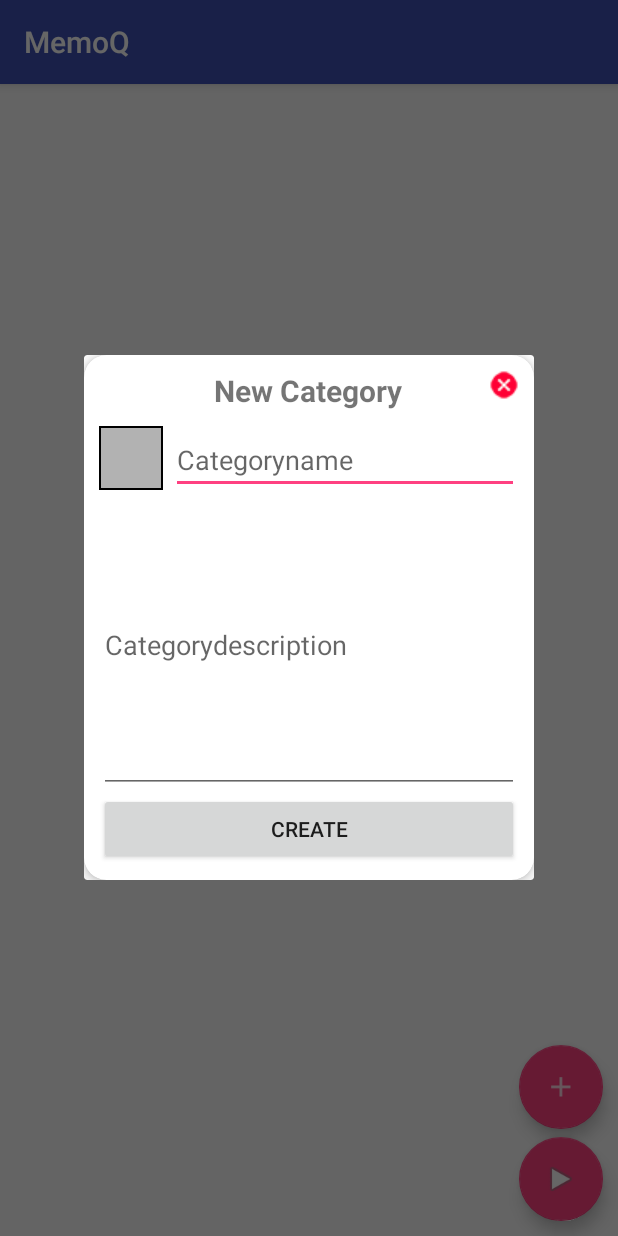
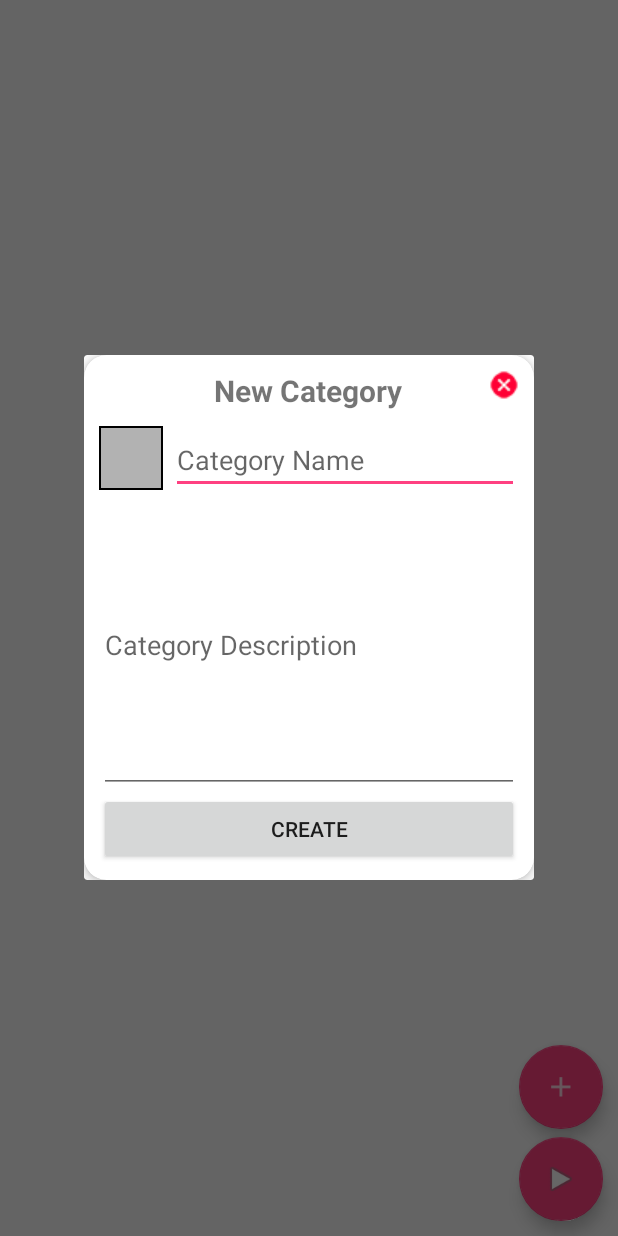
Before and after one commit to Cleavn/Memorize, an Android app: the screen it shows after launch (MainActivity), after a tap on an icon or button, on a phone screen of 412 x 824 dp. Run offline under Robolectric (Android 15) with nearby library versions, the phone set to English and light mode, and no system bars; libraries missing offline, so code that uses them is left out: com.baoyz.swipemenulistview; plain views replace SwipeMenuListView; 6 statements that could not run were skipped.

Commit message:
MemoQ: Surface

```diff
--- a/app/src/main/java/cleavn/memorize/ActivitiesAndFragments/MainActivity.java
+++ b/app/src/main/java/cleavn/memorize/ActivitiesAndFragments/MainActivity.java
@@ -9,7 +9,6 @@ import android.graphics.drawable.ColorDrawable;
 import android.os.Bundle;
 import android.support.design.widget.FloatingActionButton;
 import android.support.v7.app.AppCompatActivity;
-import android.util.Log;
 import android.view.View;
 import android.widget.AdapterView;
 import android.widget.Button;
@@ -50,9 +49,9 @@ public class MainActivity extends AppCompatActivity {
         super.onCreate(savedInstanceState);
         setContentView(R.layout.activity_main);
 
-        listView = findViewById(R.id.itemListView);
-        FloatingActionButton fabAdd = findViewById(R.id.fabAdd);
-        FloatingActionButton fabPlay = findViewById(R.id.fabPlay);
+        listView = (SwipeMenuListView) findViewById(R.id.itemListView);
+        FloatingActionButton fabAdd = (FloatingActionButton) findViewById(R.id.fabAdd);
+        FloatingActionButton fabPlay = (FloatingActionButton) findViewById(R.id.fabPlay);
 
         //TODO: Change Toolbartitle according to where you are
 
@@ -90,7 +89,6 @@ public class MainActivity extends AppCompatActivity {
         listView.setOnMenuItemClickListener(new SwipeMenuListView.OnMenuItemClickListener() {
             @Override
             public boolean onMenuItemClick(int position, SwipeMenu menu, int index) {
-                Log.d("POSITION", "onMenuItemClick: " + position);
                 switch (index){
                     case 0:
                         showEditDialog(position);
@@ -130,6 +128,7 @@ public class MainActivity extends AppCompatActivity {
     public void showAddDialog(){
         addDialog = new Dialog(this);
         addDialog.setContentView(R.layout.dialog_category);
+
         categoryDialogCloseBtn = addDialog.findViewById(R.id.categoryDialogCloseCardButton);
         categoryColorView = addDialog.findViewById(R.id.categoryColorView);
         categoryDialogName = addDialog.findViewById(R.id.categoryDialogName);
@@ -143,7 +142,7 @@ public class MainActivity extends AppCompatActivity {
             }
         });
 
-        //TODO: custom spinner for categorycolor
+        //TODO: custom colorpicker for categorycolor
 
         // Adds newly created category in db and refreshes the listview by calling getCategoryEntries()
         categoryDialogBtn.setOnClickListener(new View.OnClickListener(){
@@ -166,6 +165,7 @@ public class MainActivity extends AppCompatActivity {
     public void showEditDialog(final int position){
         editDialog = new Dialog(this);
         editDialog.setContentView(R.layout.dialog_category);
+
         categoryDialogCloseBtn = editDialog.findViewById(R.id.categoryDialogCloseCardButton);
         categoryColorView = editDialog.findViewById(R.id.categoryColorView);
         categoryDialogName = editDialog.findViewById(R.id.categoryDialogName);
@@ -194,7 +194,7 @@ public class MainActivity extends AppCompatActivity {
             public void onClick(View v) {
                 MyDbAdapter dbAdapter = new MyDbAdapter(MainActivity.this);
                 dbAdapter.open();
-                dbAdapter.updateCategory(categories.get(position).getId(), categoryDialogName.getText().toString(), categoryDialogDescr.getText().toString(), categoryColorView.getDrawingCacheBackgroundColor());
+                dbAdapter.updateCategory(categories.get(position).getId(), categoryDialogName.getText().toString(), categoryDialogDescr.getText().toString(), ((ColorDrawable) categoryColorView.getBackground()).getColor());
                 dbAdapter.close();
 
                 Toast.makeText(getApplicationContext(), "Category " + categoryDialogName.getText().toString() + " updated", Toast.LENGTH_SHORT).show();
@@ -205,7 +205,7 @@ public class MainActivity extends AppCompatActivity {
         editDialog.show();
     }
 
-    public void showDeleteDialog(final int categoryId, String categoryName){
+    public void showDeleteDialog(final int categoryId, final String categoryName){
         AlertDialog.Builder builder = new AlertDialog.Builder(MainActivity.this);
         builder.setTitle(R.string.delete_category_title);
         builder.setMessage("Do you really want to delete this Category: " + categoryName);
@@ -223,6 +223,7 @@ public class MainActivity extends AppCompatActivity {
                 dbAdapter.deleteCategory(categoryId);
                 dbAdapter.close();
 
+                Toast.makeText(getApplicationContext(), "Category " + categoryName + " deleted", Toast.LENGTH_SHORT).show();
                 getCategoryEntries();
                 dialog.dismiss();
             }
@@ -241,7 +242,7 @@ public class MainActivity extends AppCompatActivity {
                         getApplicationContext());
                 editItem.setBackground(new ColorDrawable(Color.rgb(0xC9, 0xC9,
                         0xCE)));
-                editItem.setWidth(170);
+                editItem.setWidth(200);
                 editItem.setTitle("Edit");
                 editItem.setTitleSize(18);
                 editItem.setTitleColor(Color.WHITE);
@@ -252,7 +253,7 @@ public class MainActivity extends AppCompatActivity {
                         getApplicationContext());
                 deleteItem.setBackground(new ColorDrawable(Color.rgb(0xF9,
                         0x3F, 0x25)));
-                deleteItem.setWidth(170);
+                deleteItem.setWidth(200);
                 deleteItem.setIcon(R.drawable.ic_delete);
                 menu.addMenuItem(deleteItem);
             }
--- a/app/src/main/java/cleavn/memorize/AdapterAndListener/MyDbAdapter.java
+++ b/app/src/main/java/cleavn/memorize/AdapterAndListener/MyDbAdapter.java
@@ -102,7 +102,6 @@ public class MyDbAdapter {
         return new Category(cursor.getInt(0), cursor.getString(1), cursor.getString(2), cursor.getInt(3));
     }
 
-    //TODO addcard, deletecard
     public Card createCard(Card card) {
         ContentValues values = new ContentValues();
         values.put(COLUMN_CARDQUESTION, card.getQuestion());
--- a/app/src/main/res/layout/activity_main.xml
+++ b/app/src/main/res/layout/activity_main.xml
@@ -1,9 +1,9 @@
 <?xml version="1.0" encoding="utf-8"?>
-<android.widget.RelativeLayout
-    xmlns:android="http://schemas.android.com/apk/res/android"
+<RelativeLayout xmlns:android="http://schemas.android.com/apk/res/android"
     xmlns:tools="http://schemas.android.com/tools"
     android:layout_width="match_parent"
     android:layout_height="match_parent"
+    xmlns:app="http://schemas.android.com/apk/res-auto"
     tools:context=".ActivitiesAndFragments.MainActivity">
 
     <com.baoyz.swipemenulistview.SwipeMenuListView
@@ -23,7 +23,8 @@
         android:layout_width="wrap_content"
         android:layout_height="wrap_content"
         android:layout_above="@+id/fabPlay"
-        android:layout_alignStart="@+id/fabPlay"
+        android:layout_alignParentEnd="true"
+        android:layout_marginEnd="10dp"
         android:layout_marginBottom="5dp"
         android:src="@drawable/ic_add" />
 
@@ -36,5 +37,4 @@
         android:layout_marginEnd="10dp"
         android:layout_marginBottom="10dp"
         android:src="@android:drawable/ic_media_play" />
-
-</android.widget.RelativeLayout>
+</RelativeLayout>
--- a/app/src/main/res/layout/category_item.xml
+++ b/app/src/main/res/layout/category_item.xml
@@ -13,6 +13,7 @@
         android:layout_centerInParent="true"
         android:layout_width="wrap_content"
         android:layout_height="wrap_content"
+        android:layout_margin="2dp"
         android:background="@drawable/my_border">
 
         <View
@@ -38,7 +39,7 @@
             android:layout_width="wrap_content"
             android:layout_height="wrap_content"
             android:textSize="20sp"
-            android:text="@string/categoryname"
+            android:text="@string/categoryname_placeholder"
             android:textColor="#000000"/>
 
         <TextView
@@ -47,6 +48,6 @@
             android:layout_height="wrap_content"
             android:layout_marginTop="-3dp"
             android:textSize="15sp"
-            android:text="@string/categorydescr" />
+            android:text="@string/categorydescr_placegolder" />
     </LinearLayout>
 </RelativeLayout>
--- a/app/src/main/res/layout/dialog_category.xml
+++ b/app/src/main/res/layout/dialog_category.xml
@@ -46,7 +46,7 @@
                 android:layout_alignParentStart="true"
                 android:layout_below="@+id/categoryDialogTitle"
                 android:layout_marginTop="10dp"
-                android:background="@drawable/my_border">
+                android:background="@drawable/my_border" >
 
                 <View
                     android:id="@+id/categoryColorView"
@@ -65,7 +65,7 @@
                 android:layout_alignTop="@+id/categoryDialogColor"
                 android:layout_toEndOf="@+id/categoryDialogColor"
                 android:layout_marginStart="5dp"
-                android:hint="@string/categoryname" />
+                android:hint="@string/categoryname_placeholder" />
 
             <EditText
                 android:id="@+id/categoryDialogDescr"
@@ -75,7 +75,7 @@
                 android:layout_below="@+id/categoryDialogColor"
                 android:layout_above="@+id/categoryDialogBtn"
                 android:layout_marginTop="5dp"
-                android:hint="@string/categorydescr"/>
+                android:hint="@string/categorydescr_placegolder"/>
 
             <Button
                 android:id="@+id/categoryDialogBtn"
--- a/app/src/main/res/values/strings.xml
+++ b/app/src/main/res/values/strings.xml
@@ -1,17 +1,23 @@
 <resources>
     <string name="app_name">MemoQ</string>
-    <string name="categorydescr">Categorydescription</string>
-    <string name="categoryname">Categoryname</string>
     <string name="StartMemoQ">Start MemoQ</string>
-    <string name="cardname">Cardname</string>
-    <string name="cardquestion">Question</string>
-    <string name="cardanswer">Answer</string>
-    <string name="qaText">QA-Text</string>
-    <string name="hello_blank_fragment">Hello blank fragment</string>
+
+    <!-- General strings -->
+    <string name="create">Create</string>
+    <string name="edit">Edit</string>
+
+    <!-- Category strings -->
+    <string name="categoryname_placeholder">Category Name</string>
+    <string name="categorydescr_placegolder">Category Description</string>
     <string name="category_dialog_title_new">New Category</string>
     <string name="category_dialog_title_edit">Edit Category</string>
+    <string name="delete_category_title">Delete Category</string>
+
+    <!-- Card strings -->
+    <string name="cardquestion_placeholder">Card Question</string>
+    <string name="cardanswer_placeholder">Card Answer</string>
+    <string name="qaText">QA-Text</string>
     <string name="card_dialog_titel_new">New Card</string>
-    <string name="create">Create</string>
-    <string name="edit">Edit</string>
-    <string name="delete_category_title">Delete Category</string>
+    <string name="card_dialog_title_edit">Edit Card</string>
+    <string name="delete_card_title">Delete Card</string>
 </resources>
--- a/app/src/main/res/values/styles.xml
+++ b/app/src/main/res/values/styles.xml
@@ -1,7 +1,7 @@
 <resources>
 
     <!-- Base application theme. -->
-    <style name="AppTheme" parent="Theme.AppCompat.Light.DarkActionBar">
+    <style name="AppTheme" parent="Theme.AppCompat.Light.NoActionBar">
         <!-- Customize your theme here. -->
         <item name="colorPrimary">@color/colorPrimary</item>
         <item name="colorPrimaryDark">@color/colorPrimaryDark</item>
```
Also changed, not shown: app/src/main/java/cleavn/memorize/ActivitiesAndFragments/ToonActivity.java (+124 -2 lines), app/src/main/res/layout/card_item.xml (+4 -3 lines), app/src/main/res/layout/dialog_card.xml (+4 -4 lines).
